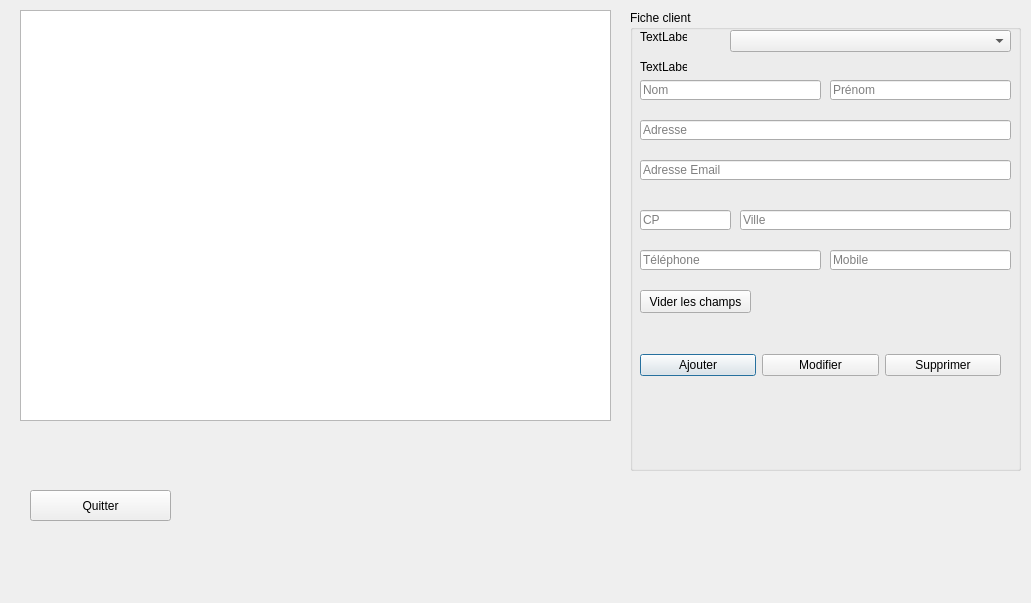
Above: FestiClicC/clients.ui from FestiClic/FestiClic3 before the change. Below: the same form after it.
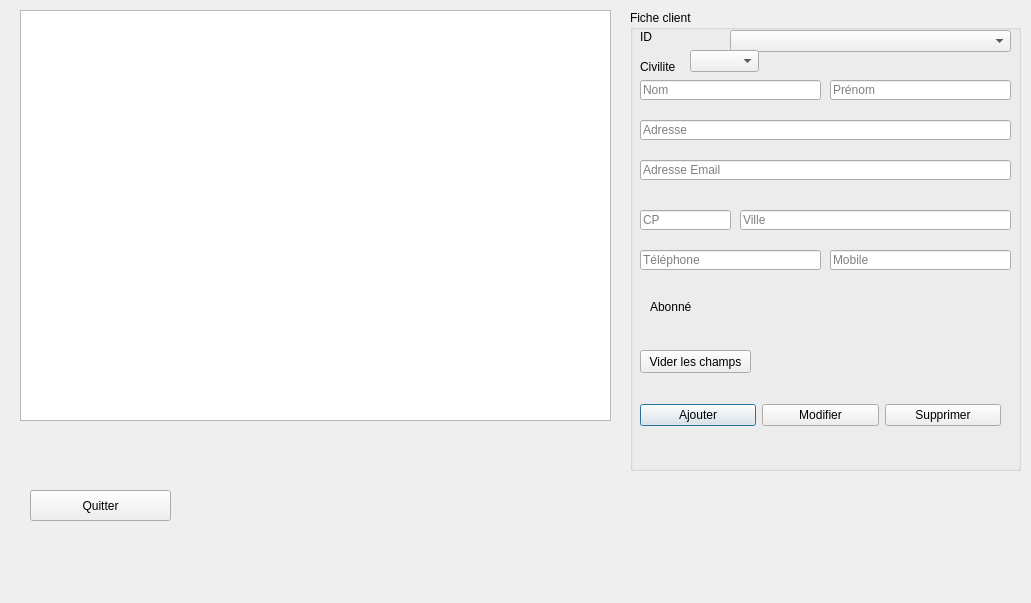
That is the form after the change.

Commit message: Ajouts champs fiche client

Diff of the .ui file:
```diff
--- a/FestiClicC/clients.ui
+++ b/FestiClicC/clients.ui
@@ -88,7 +88,7 @@
     <property name="geometry">
      <rect>
       <x>10</x>
-      <y>320</y>
+      <y>370</y>
       <width>361</width>
       <height>71</height>
      </rect>
@@ -192,14 +192,14 @@
      </rect>
     </property>
     <property name="text">
-     <string>TextLabel</string>
+     <string>ID</string>
     </property>
    </widget>
    <widget class="QPushButton" name="cltBtnViderChamps">
     <property name="geometry">
      <rect>
       <x>10</x>
-      <y>280</y>
+      <y>340</y>
       <width>111</width>
       <height>23</height>
      </rect>
@@ -218,7 +218,30 @@
      </rect>
     </property>
     <property name="text">
-     <string>TextLabel</string>
+     <string>Civilite</string>
+    </property>
+   </widget>
+   <widget class="QComboBox" name="cltCBoxIdCivilite">
+    <property name="geometry">
+     <rect>
+      <x>60</x>
+      <y>40</y>
+      <width>69</width>
+      <height>22</height>
+     </rect>
+    </property>
+   </widget>
+   <widget class="QLabel" name="cltLabelAbonne">
+    <property name="geometry">
+     <rect>
+      <x>20</x>
+      <y>290</y>
+      <width>47</width>
+      <height>13</height>
+     </rect>
+    </property>
+    <property name="text">
+     <string>Abonné</string>
     </property>
    </widget>
   </widget>
```
The commit also changes 5 other files.
